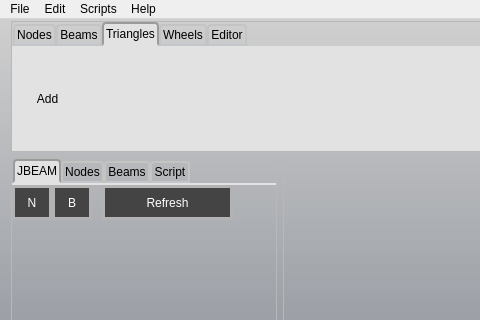
Old version of the form source/mainwindow.ui in the repository RORMasa/NodeBeamEditor; both pictures show x 0 to 480 and y 0 to 320 of the 1159 by 771 pixel window.
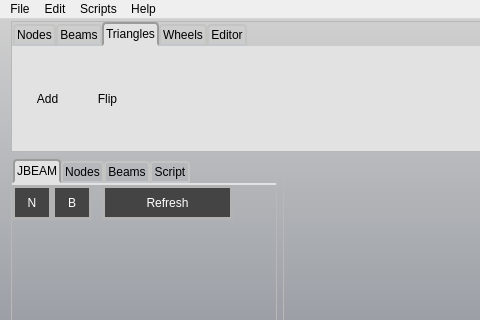
New version of the form. The open tabs and pages were chosen to show the change. Icons and pictures are not drawn.

What changed in the file:
```diff
--- a/source/mainwindow.ui
+++ b/source/mainwindow.ui
@@ -1537,6 +1537,31 @@
             <enum>Qt::ToolButtonTextUnderIcon</enum>
            </property>
           </widget>
+          <widget class="QToolButton" name="toolButton_35">
+           <property name="geometry">
+            <rect>
+             <x>60</x>
+             <y>0</y>
+             <width>71</width>
+             <height>101</height>
+            </rect>
+           </property>
+           <property name="text">
+            <string>Flip</string>
+           </property>
+           <property name="iconSize">
+            <size>
+             <width>60</width>
+             <height>60</height>
+            </size>
+           </property>
+           <property name="checkable">
+            <bool>true</bool>
+           </property>
+           <property name="toolButtonStyle">
+            <enum>Qt::ToolButtonTextUnderIcon</enum>
+           </property>
+          </widget>
          </widget>
          <widget class="QWidget" name="tab_4">
           <attribute name="title">
```
Left out of the diff: 8 changed lines with no effect on the pictures.
